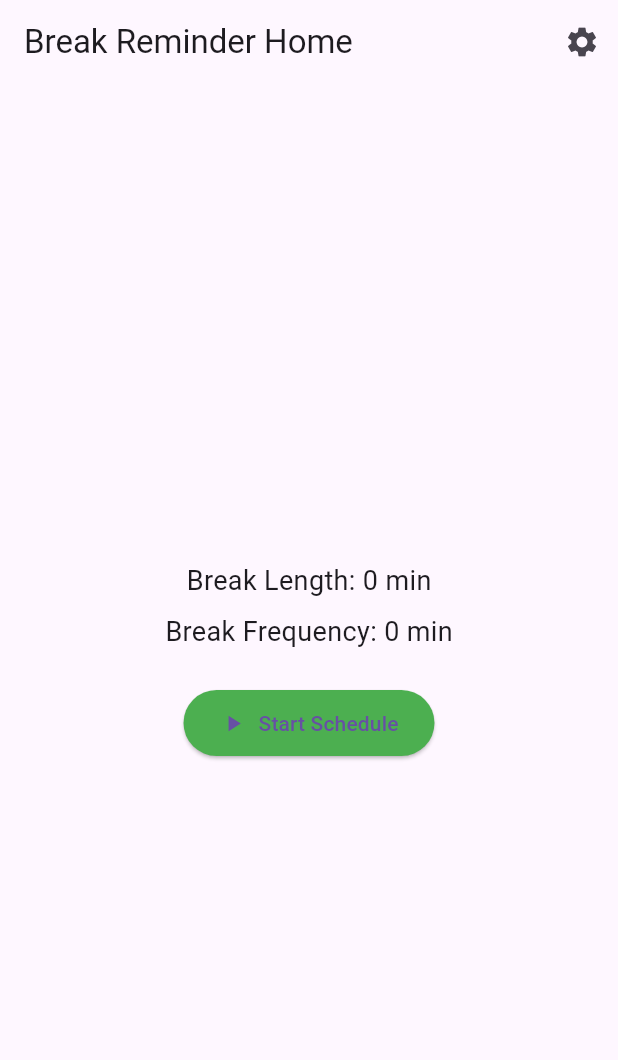
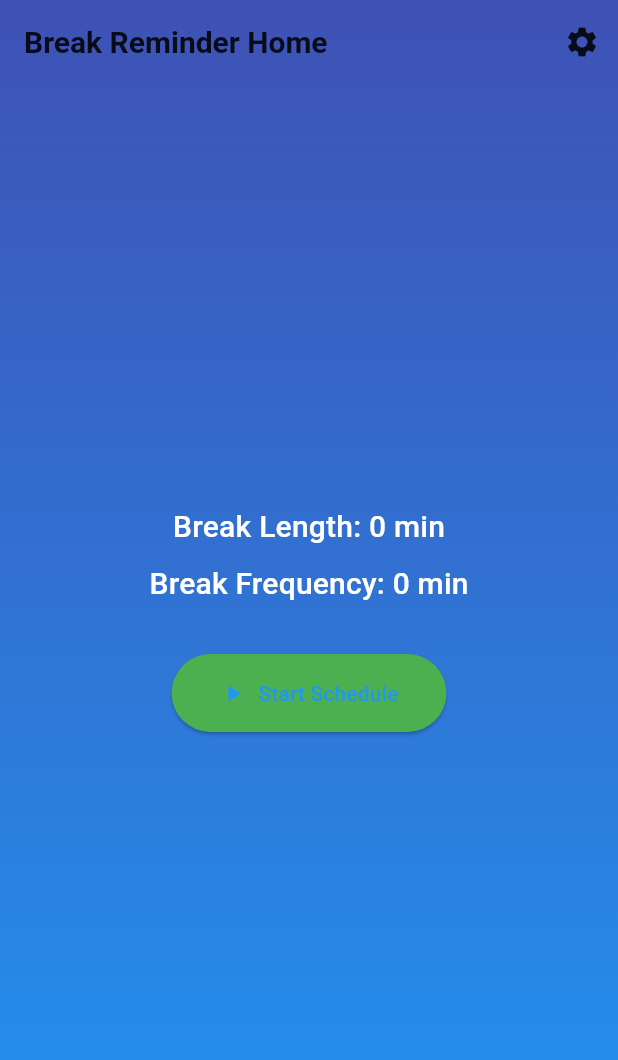
Before and after one commit to FlutterSmith/BreakSchedule, a Flutter app: the HomeScreen screen opened directly with empty values, on a phone screen of 412 x 824 dp. Shown: the top 1060 px of the screen. Run offline on Flutter 3.47's test engine with Material 3 defaults, Android fonts, the phone set to English and light mode, and no system bars; our stand-ins replace bloc, equatable, flutter_bloc, flutter_local_notifications, lottie.

Commit message:
Add custom button widget and implement theming; update dependencies

```diff
--- /dev/null
+++ b/lib/core/theme.dart
@@ -0,0 +1,49 @@
+import 'package:flutter/material.dart';
+
+class AppTheme {
+  static ThemeData lightTheme = ThemeData(
+    brightness: Brightness.light,
+    primaryColor: const Color(0xFF3F51B5),
+    colorScheme: ColorScheme.fromSwatch().copyWith(secondary: const Color(0xFF2196F3)),
+    scaffoldBackgroundColor: Colors.white,
+    appBarTheme: const AppBarTheme(
+      color: Colors.transparent,
+      elevation: 0,
+      iconTheme: IconThemeData(color: Colors.black87),
+      titleTextStyle: TextStyle(fontSize: 20, fontWeight: FontWeight.bold, color: Colors.black87),
+    ),
+    buttonTheme: ButtonThemeData(
+      buttonColor: const Color(0xFF3F51B5),
+      shape: RoundedRectangleBorder(borderRadius: BorderRadius.all(Radius.circular(30))),
+      textTheme: ButtonTextTheme.primary,
+    ),
+    textTheme: const TextTheme(
+      displaySmall: TextStyle(fontSize: 32, fontWeight: FontWeight.bold),
+      titleMedium: TextStyle(fontSize: 20),
+      bodyMedium: TextStyle(fontSize: 16),
+    ),
+  );
+
+  static ThemeData darkTheme = ThemeData(
+    brightness: Brightness.dark,
+    primaryColor: const Color(0xFF3F51B5),
+    colorScheme: ColorScheme.fromSwatch().copyWith(secondary: const Color(0xFF2196F3)),
+    scaffoldBackgroundColor: Colors.black,
+    appBarTheme: const AppBarTheme(
+      color: Colors.transparent,
+      elevation: 0,
+      iconTheme: IconThemeData(color: Colors.white),
+      titleTextStyle: TextStyle(fontSize: 20, fontWeight: FontWeight.bold, color: Colors.white),
+    ),
+    buttonTheme: ButtonThemeData(
+      buttonColor: const Color(0xFF3F51B5),
+      shape: RoundedRectangleBorder(borderRadius: BorderRadius.all(Radius.circular(30))),
+      textTheme: ButtonTextTheme.primary,
+    ),
+    textTheme: const TextTheme(
+      displayMedium: TextStyle(fontSize: 32, fontWeight: FontWeight.bold),
+      titleMedium: TextStyle(fontSize: 20),
+      bodyMedium: TextStyle(fontSize: 16),
+    ),
+  );
+}
--- /dev/null
+++ b/lib/core/widgets/custom_button.dart
@@ -0,0 +1,30 @@
+import 'package:flutter/material.dart';
+
+class CustomButton extends StatelessWidget {
+  final VoidCallback onPressed;
+  final Widget icon;
+  final String label;
+  final Color color;
+
+  const CustomButton({
+    Key? key,
+    required this.onPressed,
+    required this.icon,
+    required this.label,
+    required this.color,
+  }) : super(key: key);
+
+  @override
+  Widget build(BuildContext context) {
+    return ElevatedButton.icon(
+      onPressed: onPressed,
+      icon: icon,
+      label: Text(label),
+      style: ElevatedButton.styleFrom(
+        backgroundColor: color,
+        padding: const EdgeInsets.symmetric(horizontal: 32, vertical: 16),
+        shape: RoundedRectangleBorder(borderRadius: BorderRadius.circular(30)),
+      ),
+    );
+  }
+}
--- a/lib/features/break_reminder/presentation/screens/home_screen.dart
+++ b/lib/features/break_reminder/presentation/screens/home_screen.dart
@@ -1,3 +1,4 @@
+import 'package:break_reminder_app/core/widgets/custom_button.dart';
 import 'package:break_reminder_app/features/break_reminder/presentation/bloc/breal_bloc.dart';
 import 'package:flutter/material.dart';
 import 'package:flutter_bloc/flutter_bloc.dart';
@@ -13,20 +14,37 @@ class HomeScreen extends StatelessWidget {
 
   @override
   Widget build(BuildContext context) {
+    final size = MediaQuery.of(context).size;
     return BlocListener<BreakBloc, BreakState>(
       listener: (context, state) {
         if (state is BreakTimeState) {
           Navigator.push(
             context,
-            MaterialPageRoute(
-              builder: (context) => BreakScreen(breakLength: state.breakLength),
+            PageRouteBuilder(
+              pageBuilder: (context, animation, secondaryAnimation) =>
+                  BreakScreen(breakLength: state.breakLength),
+              transitionsBuilder:
+                  (context, animation, secondaryAnimation, child) {
+                const begin = Offset(0.0, 1.0);
+                const end = Offset.zero;
+                const curve = Curves.ease;
+                var tween =
+                    Tween(begin: begin, end: end).chain(CurveTween(curve: curve));
+                return SlideTransition(
+                  position: animation.drive(tween),
+                  child: child,
+                );
+              },
             ),
           );
         }
       },
       child: Scaffold(
+        extendBodyBehindAppBar: true,
         appBar: AppBar(
           title: const Text('Break Reminder Home'),
+          backgroundColor: Colors.transparent,
+          elevation: 0,
           actions: [
             IconButton(
               icon: const Icon(Icons.settings),
@@ -40,51 +58,66 @@ class HomeScreen extends StatelessWidget {
             ),
           ],
         ),
-        body: Center(
+        body: Container(
+          width: size.width,
+          height: size.height,
+          decoration: const BoxDecoration(
+            gradient: LinearGradient(
+              colors: [Color(0xFF3F51B5), Color(0xFF2196F3)],
+              begin: Alignment.topCenter,
+              end: Alignment.bottomCenter,
+            ),
+          ),
+          child: Center(
+            child: Padding(
+              padding: const EdgeInsets.all(16.0),
               child: Column(
                 mainAxisAlignment: MainAxisAlignment.center,
                 children: [
                   Text('Break Length: ${schedule.breakLength} min',
-                  style: const TextStyle(fontSize: 18)),
+                      style: Theme.of(context)
+                          .textTheme
+                          .titleMedium!
+                          .copyWith(color: Colors.white)),
                   const SizedBox(height: 8),
                   Text('Break Frequency: ${schedule.frequency} min',
-                  style: const TextStyle(fontSize: 18)),
-              const SizedBox(height: 24),
+                      style: Theme.of(context)
+                          .textTheme
+                          .titleMedium!
+                          .copyWith(color: Colors.white)),
+                  const SizedBox(height: 32),
                   BlocBuilder<BreakBloc, BreakState>(
                     builder: (context, state) {
-                  if (state is ScheduleRunningState) {
-                    return ElevatedButton.icon(
+                      return AnimatedSwitcher(
+                        duration: const Duration(milliseconds: 300),
+                        child: state is ScheduleRunningState
+                            ? CustomButton(
+                                key: const ValueKey("stop"),
                                 onPressed: () {
                                   context.read<BreakBloc>().add(StopScheduleEvent());
                                 },
                                 icon: const Icon(Icons.pause),
-                      label: const Text('Stop Schedule'),
-                      style: ElevatedButton.styleFrom(
-                        backgroundColor: Colors.redAccent,
-                        padding: const EdgeInsets.symmetric(
-                            horizontal: 24, vertical: 12),
-                      ),
-                    );
-                  } else {
-                    return ElevatedButton.icon(
+                                label: 'Stop Schedule',
+                                color: Colors.redAccent,
+                              )
+                            : CustomButton(
+                                key: const ValueKey("start"),
                                 onPressed: () {
                                   context.read<BreakBloc>().add(StartScheduleEvent());
                                 },
                                 icon: const Icon(Icons.play_arrow),
-                      label: const Text('Start Schedule'),
-                      style: ElevatedButton.styleFrom(
-                        backgroundColor: Colors.green,
-                        padding: const EdgeInsets.symmetric(
-                            horizontal: 24, vertical: 12),
+                                label: 'Start Schedule',
+                                color: Colors.green,
                               ),
                       );
-                  }
                     },
                   ),
                 ],
               ),
             ),
           ),
+        ),
+      ),
     );
   }
 }
--- a/pubspec.yaml
+++ b/pubspec.yaml
@@ -12,6 +12,8 @@ dependencies:
   flutter_bloc: ^8.1.2
   equatable: ^2.0.5
   flutter_local_notifications: ^13.0.0
+  lottie: ^2.2.0
+
 
 dev_dependencies:
   flutter_test:
```
Also changed, not shown: lib/features/break_reminder/presentation/screens/break_screen.dart (+42 -31 lines), lib/main.dart (+11 -10 lines), pubspec.lock, 1 other file. Lines whose indentation alone changed are shown as unchanged.
